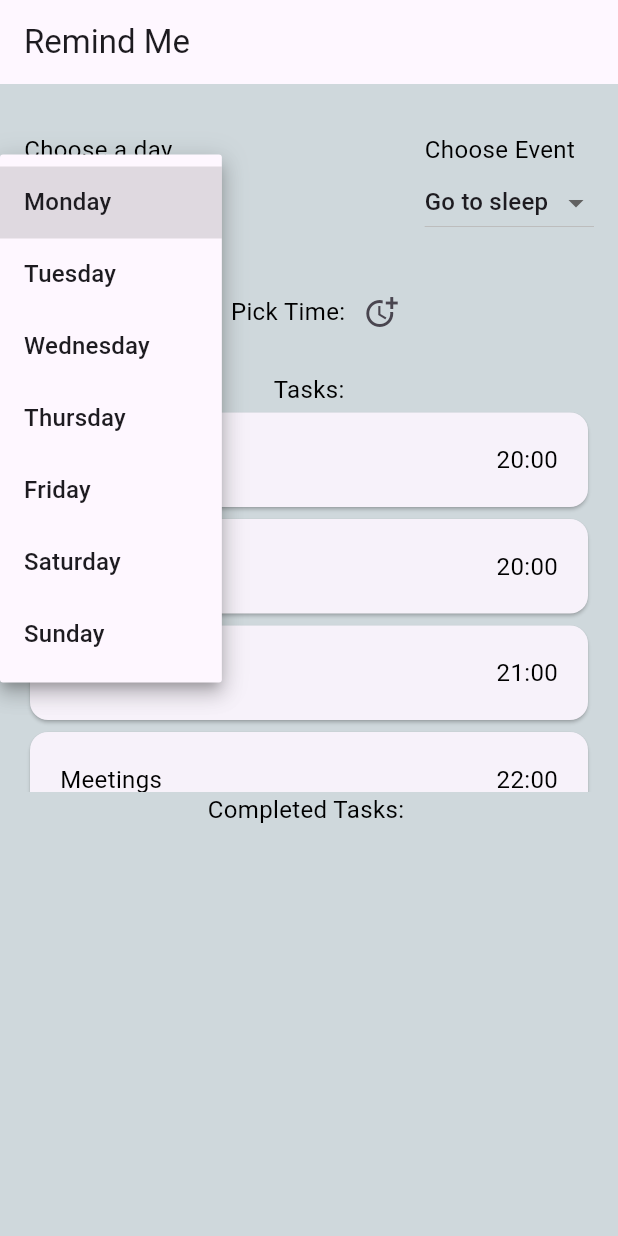
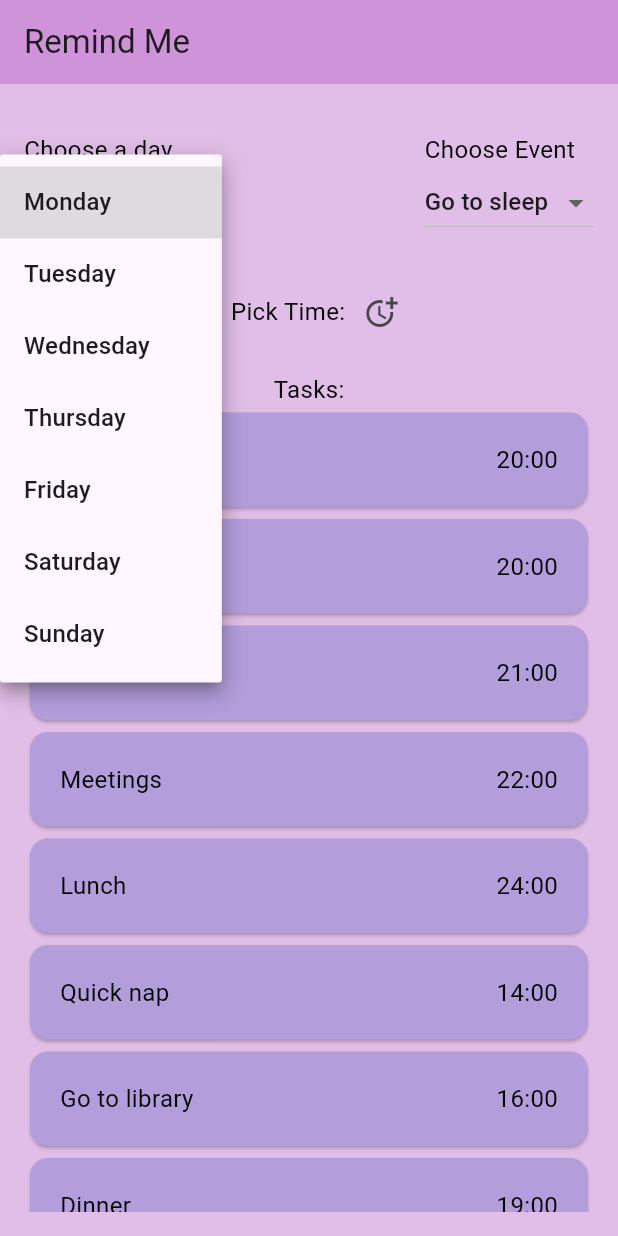
Before and after one commit to bhavyabedi/Reminder_App, a Flutter app: the screen it shows after launch, after a tap on "Monday", on a phone screen of 412 x 824 dp. Run offline on Flutter 3.47's test engine with Material 3 defaults, Android fonts, the phone set to English and light mode, and no system bars.

Commit message:
Few Themings

```diff
--- a/reminder_app/lib/data/data.dart
+++ b/reminder_app/lib/data/data.dart
@@ -1,8 +1,5 @@
-import 'package:flutter/foundation.dart';
 import 'package:flutter/material.dart';
 import 'package:reminder_app/models/data.dart';
-import 'package:shared_preferences/shared_preferences.dart';
-import 'dart:io';
 
 TimeOfDay timeconvert(String normtime) {
   int hour;
--- a/reminder_app/lib/main.dart
+++ b/reminder_app/lib/main.dart
@@ -12,7 +12,23 @@ void main() {
                 color: Colors.black,
               ),
             ),
-        scaffoldBackgroundColor: Colors.blueGrey[100],
+        appBarTheme: AppBarTheme(
+          color: Colors.purple[200],
+        ),
+        scaffoldBackgroundColor: Colors.purple[100],
+        cardTheme: ThemeData().cardTheme.copyWith(
+              color: Colors.deepPurple[200],
+            ),
+        dropdownMenuTheme: DropdownMenuThemeData(
+          inputDecorationTheme: InputDecorationTheme(
+            border: OutlineInputBorder(
+              borderRadius: BorderRadius.circular(40),
+            ),
+          ),
+          textStyle: TextStyle(
+            color: Colors.blueGrey[900],
+          ),
+        ),
       ),
       home: const Home(),
     ),
```
Also changed, not shown: reminder_app/lib/remind_list.dart (+1 -53 lines).
